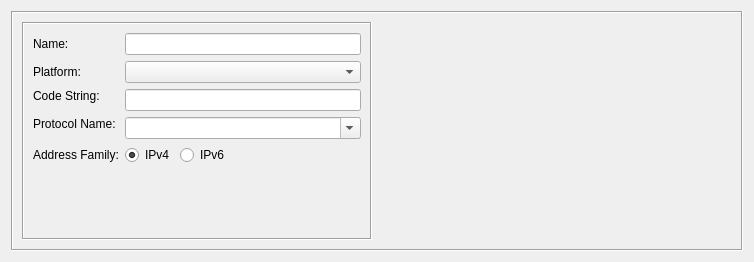
Qt form src/libgui/customservicedialog_q.ui (fwbuilder/fwbuilder) before a commit.
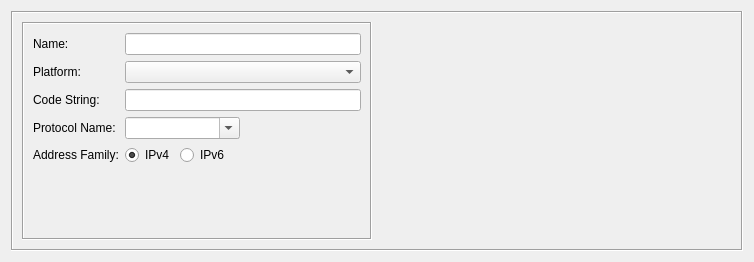
The same form after that commit. Custom widgets are drawn as their Qt base class.

Commit message: see #2536 avoiding FormLayout since it seems to be broken in older Qt

```diff
--- a/src/libgui/customservicedialog_q.ui
+++ b/src/libgui/customservicedialog_q.ui
@@ -52,7 +52,7 @@
         <property name="frameShadow">
          <enum>QFrame::Sunken</enum>
         </property>
-        <layout class="QFormLayout" name="formLayout">
+        <layout class="QGridLayout" name="gridLayout">
          <item row="0" column="0">
           <widget class="QLabel" name="textLabel1">
            <property name="text">
@@ -63,7 +63,7 @@
            </property>
           </widget>
          </item>
-         <item row="0" column="1">
+         <item row="0" column="1" colspan="2">
           <widget class="QLineEdit" name="obj_name">
            <property name="sizePolicy">
             <sizepolicy hsizetype="Preferred" vsizetype="Fixed">
@@ -101,7 +101,7 @@
            </property>
           </widget>
          </item>
-         <item row="1" column="1">
+         <item row="1" column="1" colspan="2">
           <widget class="QComboBox" name="platform">
            <property name="toolTip">
             <string>Custom service object has separate code string for each
@@ -125,7 +125,7 @@
            </property>
           </widget>
          </item>
-         <item row="2" column="1">
+         <item row="2" column="1" colspan="2">
           <widget class="QLineEdit" name="code">
            <property name="sizePolicy">
             <sizepolicy hsizetype="Preferred" vsizetype="Fixed">
@@ -176,6 +176,19 @@
            </property>
           </widget>
          </item>
+         <item row="3" column="2">
+          <spacer name="horizontalSpacer_3">
+           <property name="orientation">
+            <enum>Qt::Horizontal</enum>
+           </property>
+           <property name="sizeHint" stdset="0">
+            <size>
+             <width>108</width>
+             <height>20</height>
+            </size>
+           </property>
+          </spacer>
+         </item>
          <item row="4" column="0">
           <widget class="QLabel" name="label_2">
            <property name="text">
@@ -183,7 +196,7 @@
            </property>
           </widget>
          </item>
-         <item row="4" column="1">
+         <item row="4" column="1" colspan="2">
           <layout class="QHBoxLayout" name="horizontalLayout">
            <item>
             <widget class="QRadioButton" name="ipv4">
@@ -220,6 +233,19 @@
            </item>
           </layout>
          </item>
+         <item row="5" column="1">
+          <spacer name="verticalSpacer">
+           <property name="orientation">
+            <enum>Qt::Vertical</enum>
+           </property>
+           <property name="sizeHint" stdset="0">
+            <size>
+             <width>20</width>
+             <height>53</height>
+            </size>
+           </property>
+          </spacer>
+         </item>
         </layout>
        </widget>
       </item>
```
The commit also changes 19 other files.
